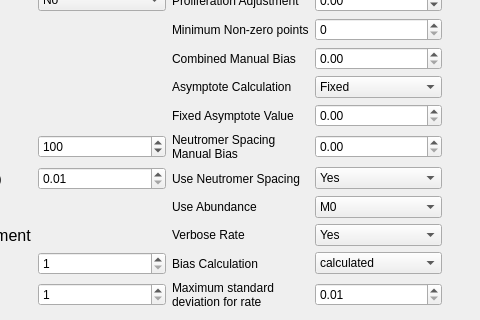
JC-Price/DeuteRater, file ui_files/Settings_Menu.ui: the form before one commit; both pictures show x 198 to 678 and y 280 to 600 of the 785 by 600 pixel window.
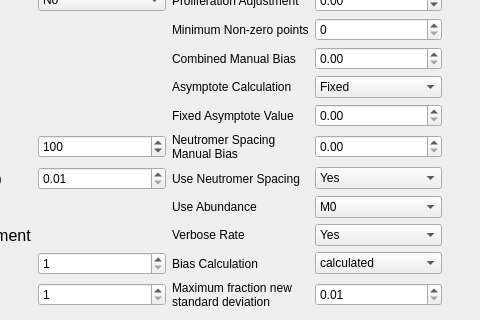
The form after the commit.

Commit message: Added setting and logic for fraction new standard deviation filter

Patch:
```diff
--- a/ui_files/Settings_Menu.ui
+++ b/ui_files/Settings_Menu.ui
@@ -139,7 +139,7 @@
    <item row="18" column="2">
     <widget class="QLabel" name="label_45">
      <property name="text">
-      <string>Maximum standard deviation for rate</string>
+      <string>Maximum fraction new standard deviation</string>
      </property>
      <property name="wordWrap">
       <bool>true</bool>
```
Left out of the diff: 2 changed lines with no effect on the pictures. The commit also changes 6 other files.
